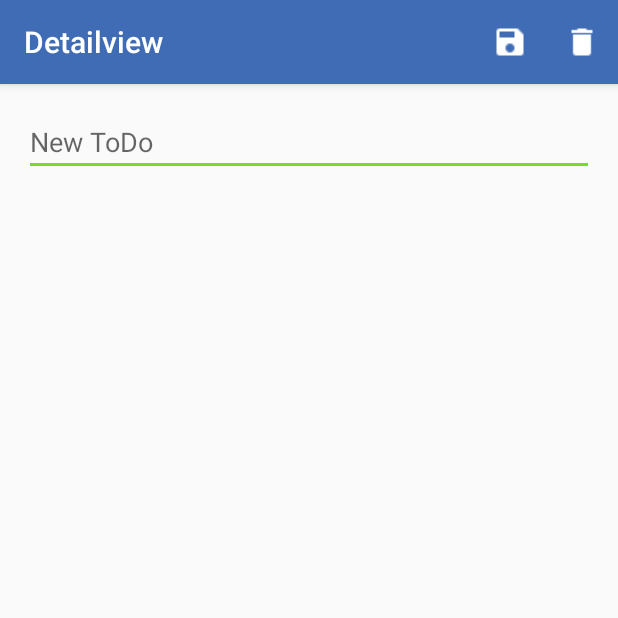
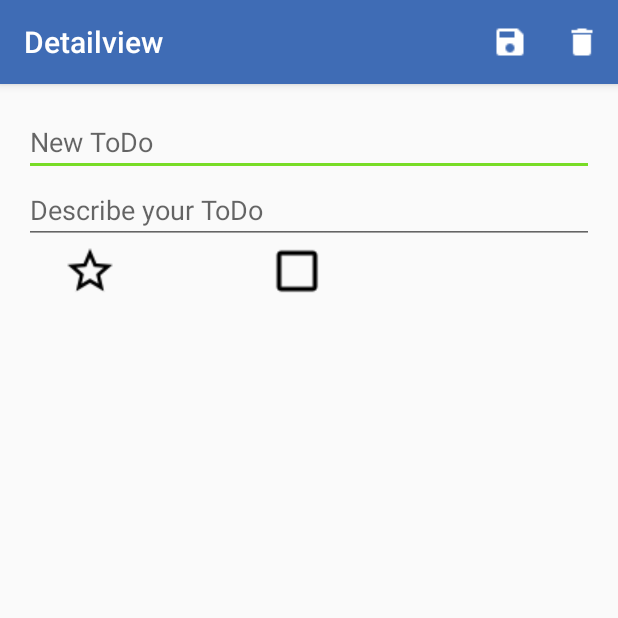
Before and after one commit to JensGe/MADDemo, an Android app: the DetailviewActivity screen opened directly, with no data from a screen before it, on a phone screen of 412 x 824 dp, the top half of it. Run offline under Robolectric (Android 15) with nearby library versions, the phone set to English and light mode, and no system bars.

Commit message:
Layout stuff

```diff
--- a/app/src/main/res/layout/activity_detailview.xml
+++ b/app/src/main/res/layout/activity_detailview.xml
@@ -1,14 +1,57 @@
 <?xml version="1.0" encoding="utf-8"?>
 <LinearLayout xmlns:android="http://schemas.android.com/apk/res/android"
-    android:orientation="vertical" android:layout_width="match_parent"
+    xmlns:tools="http://schemas.android.com/tools"
+    android:orientation="vertical"
+    android:layout_width="match_parent"
     android:layout_height="match_parent"
-    android:padding="16dp">
+    android:padding="16dp"
+    android:weightSum="1">
 
     <EditText
         android:id="@+id/itemName"
         android:hint="@string/itemName_hint"
         android:layout_width="match_parent"
         android:layout_height="wrap_content"/>
+
+    <EditText
+        android:id="@+id/itemDescription"
+        android:layout_width="match_parent"
+        android:layout_height="wrap_content"
+        android:hint="@string/itemDescription_hint" />
+
+    <LinearLayout
+        android:layout_width="wrap_content"
+        android:layout_height="wrap_content"
+        android:orientation="horizontal">
+
+        <!--<CheckBox-->
+            <!--android:id="@+id/itemFavourite"-->
+            <!--android:layout_marginRight="50dp"-->
+            <!--android:layout_width="match_parent"-->
+            <!--android:layout_height="wrap_content"-->
+            <!--android:text="@string/favourite" />-->
+
+        <Button
+            android:id="@+id/itemFavouriteButton"
+            android:layout_width="wrap_content"
+            android:layout_height="wrap_content"
+            android:layout_marginRight="50dp"
+            android:background="@android:color/transparent"
+            android:drawableTop="@drawable/star_outline_black_36"/>
+
+        <Button
+            android:id="@+id/itemDone"
+            android:drawableTop="@drawable/checkbox_empty_black_36"
+            android:layout_width="wrap_content"
+            android:layout_height="wrap_content"
+            android:background="@android:color/transparent" />
+
+
+
+
+    </LinearLayout>
+
+
 
     <Button
         android:visibility="gone"
--- a/app/src/main/res/values/strings.xml
+++ b/app/src/main/res/values/strings.xml
@@ -5,4 +5,6 @@
     <string name="title_detailview">Detailview</string>
     <string name="itemName_hint">New ToDo</string>
     <string name="itemDescription_hint">Describe your ToDo</string>
+    <string name="done">Done</string>
+    <string name="favourite">Favourite</string>
 </resources>
```
Also changed, not shown: app/src/main/java/de/honzont/jensge/maddemo/model/ToDo.java (+32 -5 lines).
